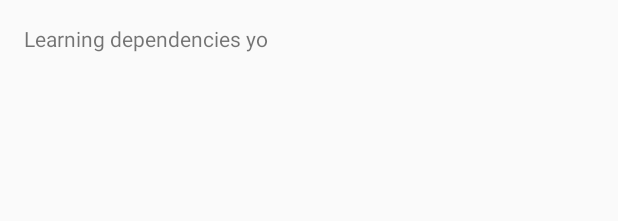
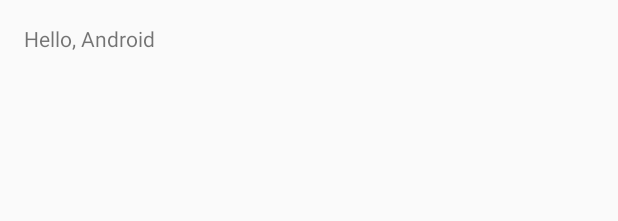
Before and after one commit to singularitypress/HelloAndroid4, an Android app: the layout activity_main.xml on its own in the app's theme, with its tools: preview values and no code run, on a phone screen of 412 x 824 dp. Shown: the top 221 px of the screen. Run offline under Robolectric (Android 15) with nearby library versions, the phone set to English and light mode, and no system bars.

Commit message:
minor text rewrites
mostly cosmetic

```diff
--- a/app/src/main/java/com/example/macuser/helloandroid/MainActivity.java
+++ b/app/src/main/java/com/example/macuser/helloandroid/MainActivity.java
@@ -12,12 +12,12 @@ import android.util.*;
 public class MainActivity extends AppCompatActivity {
 
     //TAG == APPNAME
-    private static String TAG = "This is a TAG";
+    private static String TAG = "HelloAndroid";
 
     @Override
     protected void onCreate(Bundle savedInstanceState) {
         super.onCreate(savedInstanceState);
-        Log.cat(TAG, " jay p 123 456 7890");
+        Log.i(TAG, " Jay Pandya 062791132");
         setContentView(R.layout.activity_main);
     }
 
--- a/app/src/main/res/values/strings.xml
+++ b/app/src/main/res/values/strings.xml
@@ -1,6 +1,6 @@
 <resources>
     <string name="app_name">MAP524 Android Hello App</string>
 
-    <string name="hello_world">Learning dependencies yo</string>
+    <string name="hello_world">Hello, Android</string>
     <string name="action_settings">Settings</string>
 </resources>
```
Also changed, not shown: 1 other file.
